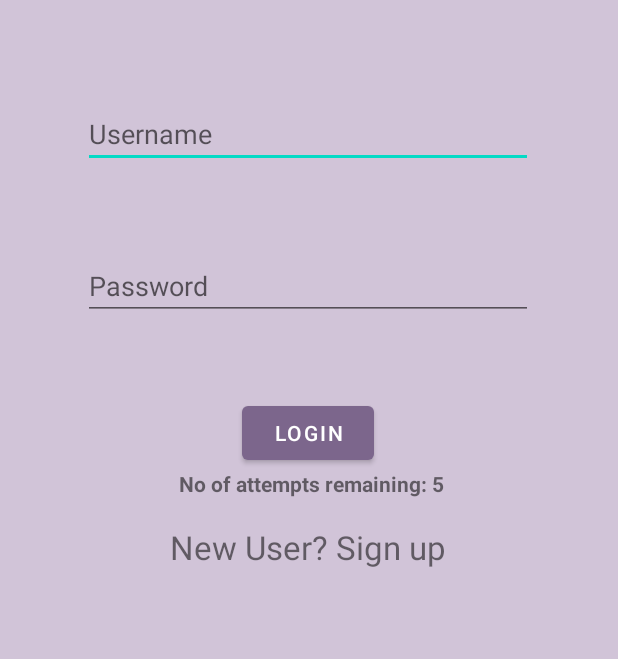
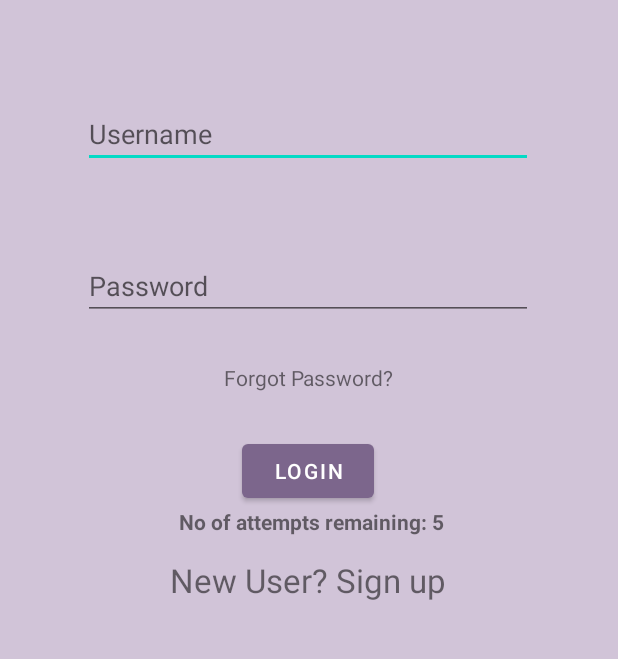
Before and after one commit to fatinnajihah117/mp2022_g01, an Android app: the screen it shows after launch (MainActivity), on a phone screen of 412 x 824 dp, the part 509-1168 px from its top. Run offline under Robolectric (Android 15) with nearby library versions, the phone set to English and light mode, and no system bars.

Commit message:
Forgot Password

```diff
--- a/app/src/main/AndroidManifest.xml
+++ b/app/src/main/AndroidManifest.xml
@@ -9,6 +9,9 @@
         android:roundIcon="@mipmap/tranquillogoround"
         android:supportsRtl="true"
         android:theme="@style/Theme.Mp2022_g01">
+        <activity
+            android:name=".ForgotPassword"
+            android:exported="false" />
         <activity
             android:name=".RegistrationActivity"
             android:exported="false" />
--- a/app/src/main/java/com/example/mp2022_g01/MainActivity.java
+++ b/app/src/main/java/com/example/mp2022_g01/MainActivity.java
@@ -18,6 +18,7 @@ public class MainActivity extends AppCompatActivity {
     private Button Login;
     private int counter = 5;
     private TextView userRegistration;
+    private TextView forgetPassword;
 
     @Override
     protected void onCreate(Bundle savedInstanceState) {
@@ -29,7 +30,7 @@ public class MainActivity extends AppCompatActivity {
         Info = (TextView) findViewById(R.id.tvInfo);
         Login = (Button) findViewById(R.id.btnLogin);
         userRegistration = (TextView)findViewById(R.id.tvRegistration);
-
+        forgetPassword = (TextView)findViewById(R.id.tvForgotPassword);
         Info.setText("No of attempts remaining: 5");
 
         Login.setOnClickListener(new View.OnClickListener() {
@@ -45,6 +46,14 @@ public class MainActivity extends AppCompatActivity {
                 startActivity(new Intent(MainActivity.this,RegistrationActivity.class));
             }
         });
+
+        forgetPassword.setOnClickListener(new View.OnClickListener() {
+            @Override
+            public void onClick(View view) {
+                startActivity(new Intent(MainActivity.this, ForgotPassword.class));
+            }
+        });
+
     }
 
     private void validate(String userName, String userPassword) {
--- a/app/src/main/res/layout/activity_main.xml
+++ b/app/src/main/res/layout/activity_main.xml
@@ -46,7 +46,7 @@
         app:layout_constraintHorizontal_bias="0.498"
         app:layout_constraintStart_toStartOf="parent"
         app:layout_constraintTop_toBottomOf="@+id/etPassword"
-        app:layout_constraintVertical_bias="0.231" />
+        app:layout_constraintVertical_bias="0.343" />
 
     <ImageView
         android:id="@+id/imageView2"
@@ -87,4 +87,14 @@
         app:layout_constraintTop_toBottomOf="@+id/tvInfo"
         app:layout_constraintVertical_bias="0.147" />
 
+    <TextView
+        android:id="@+id/tvForgotPassword"
+        android:layout_width="wrap_content"
+        android:layout_height="wrap_content"
+        android:text="Forgot Password?"
+        app:layout_constraintBottom_toTopOf="@+id/btnLogin"
+        app:layout_constraintEnd_toEndOf="parent"
+        app:layout_constraintStart_toStartOf="parent"
+        app:layout_constraintTop_toBottomOf="@+id/etPassword" />
+
 </androidx.constraintlayout.widget.ConstraintLayout>
```
Also changed, not shown: app/src/main/java/com/example/mp2022_g01/ForgotPassword.java (added, +59 -0 lines), app/src/main/res/layout/activity_forgot_password.xml (added, +48 -0 lines).
